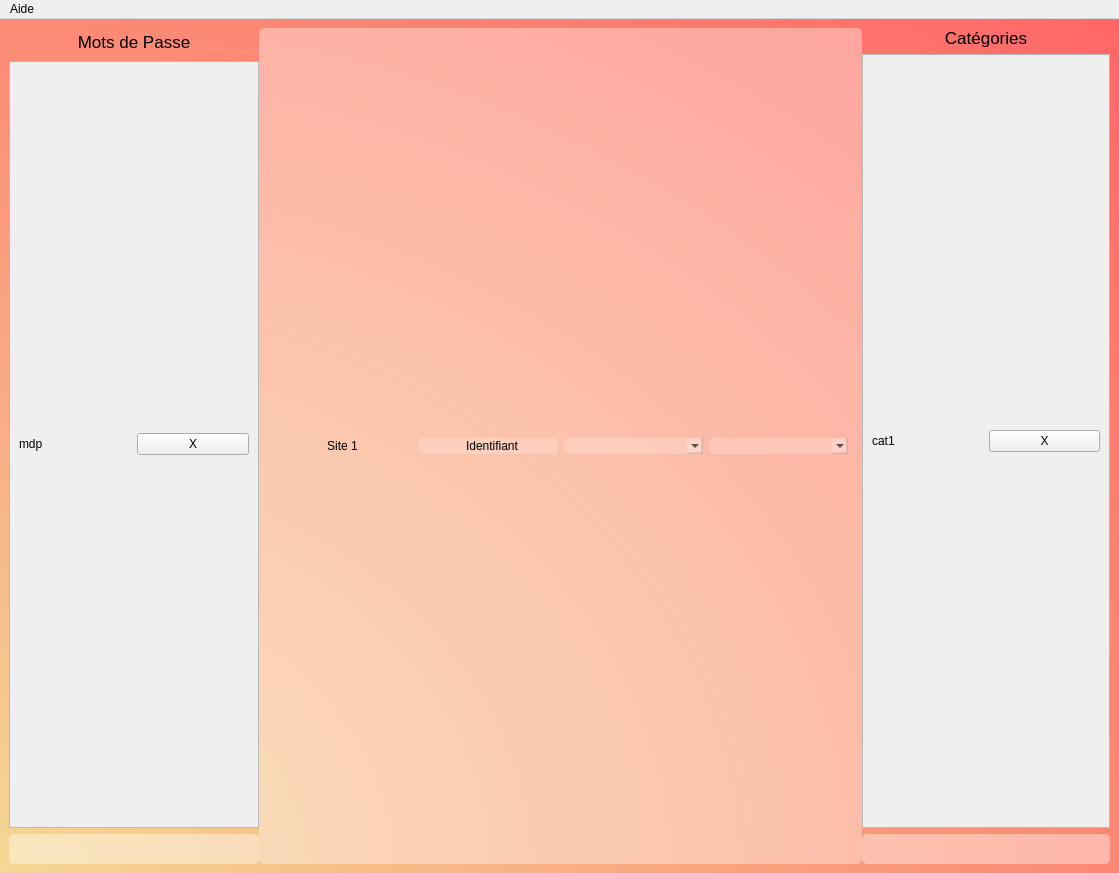
The window that Interface_graphique/PyQt/UI/fenetreGestion_test.ui (MindPass/Code) describes before a commit, drawn with Qt 5.
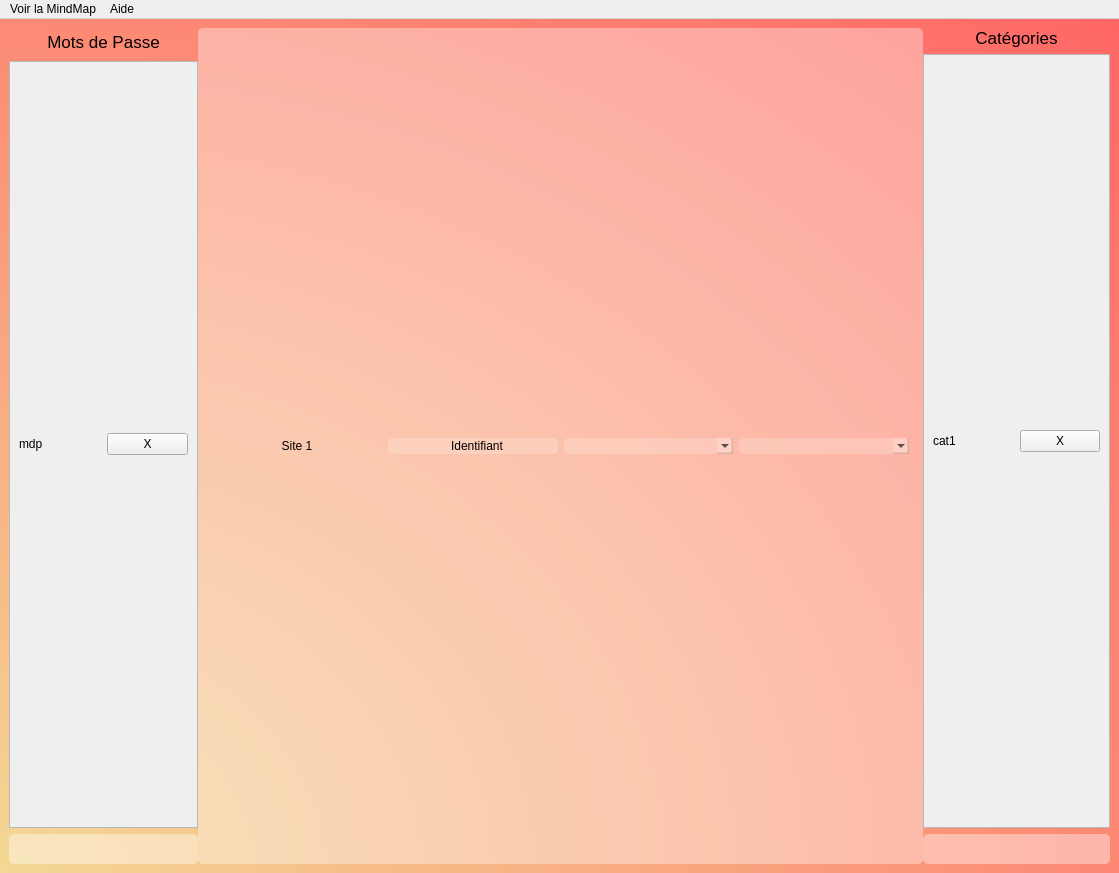
The same window after the commit. Icons and pictures are not drawn.

```diff
--- a/Interface_graphique/PyQt/UI/fenetreGestion_test.ui
+++ b/Interface_graphique/PyQt/UI/fenetreGestion_test.ui
@@ -48,7 +48,7 @@
    <property name="enabled">
     <bool>true</bool>
    </property>
-   <layout class="QHBoxLayout" name="horizontalLayout">
+   <layout class="QHBoxLayout" name="horizontalLayout" stretch="1">
     <item>
      <widget class="QSplitter" name="splitter">
       <property name="orientation">
@@ -163,6 +163,12 @@
             <verstretch>0</verstretch>
            </sizepolicy>
           </property>
+          <property name="minimumSize">
+           <size>
+            <width>500</width>
+            <height>0</height>
+           </size>
+          </property>
           <property name="styleSheet">
            <string notr="true">QWidget {
     border: none;
@@ -351,6 +357,12 @@
      <string>Aide</string>
     </property>
    </widget>
+   <widget class="QMenu" name="menuMindMap">
+    <property name="title">
+     <string>Voir la MindMap</string>
+    </property>
+   </widget>
+   <addaction name="menuMindMap"/>
    <addaction name="menuAide"/>
   </widget>
  </widget>
```
